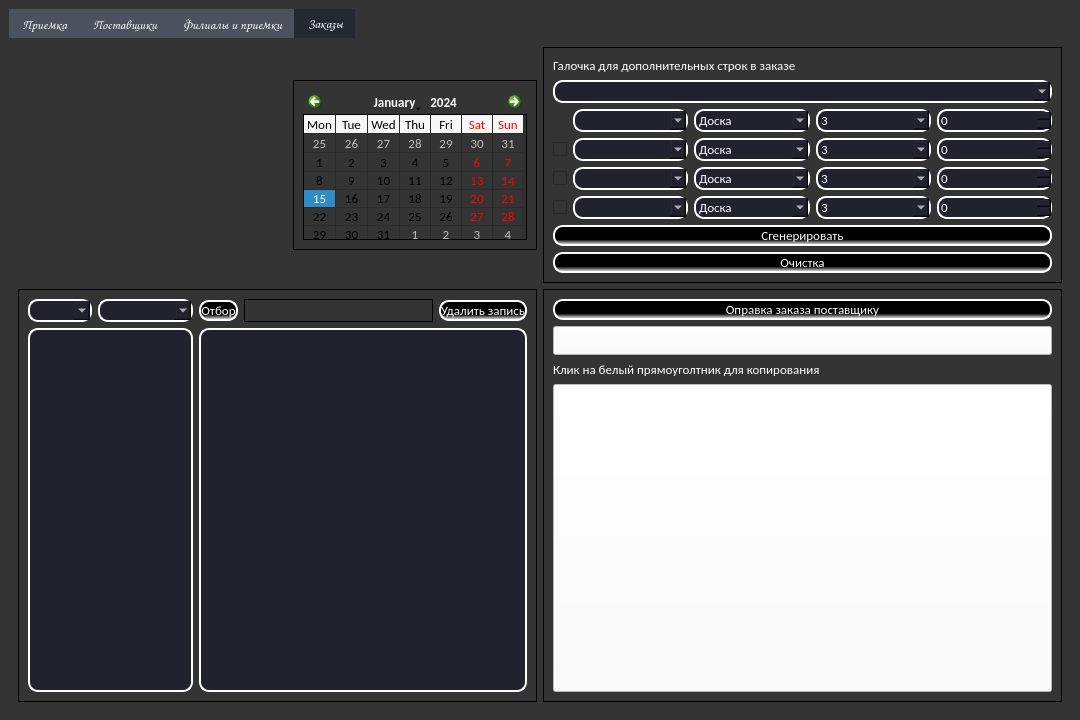
First picture: the form in Calc_wood.ui, repository IWBone/Forester-s-Assistant, before the edit.
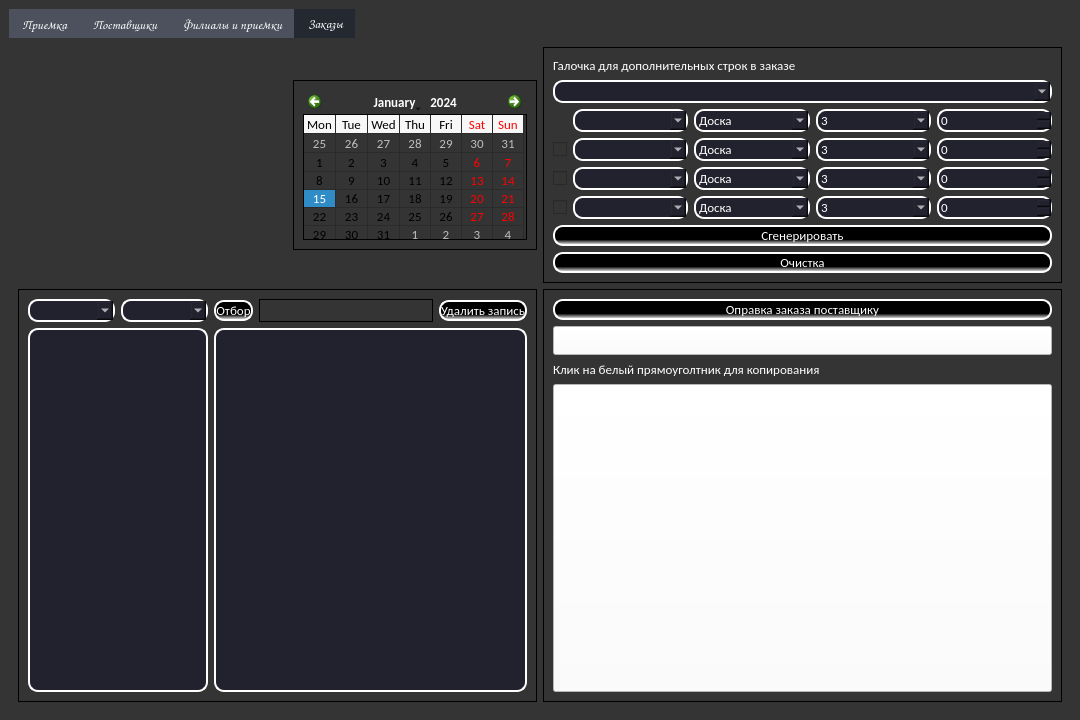
Second picture: the form after the edit. The open tabs and pages were chosen to show the change.

Diff of the .ui file:
```diff
--- a/Calc_wood.ui
+++ b/Calc_wood.ui
@@ -4231,7 +4231,7 @@
              <item row="0" column="0">
               <widget class="QComboBox" name="orders_archive_comboBox_1">
                <property name="sizePolicy">
-                <sizepolicy hsizetype="Fixed" vsizetype="Fixed">
+                <sizepolicy hsizetype="Minimum" vsizetype="Fixed">
                  <horstretch>0</horstretch>
                  <verstretch>0</verstretch>
                 </sizepolicy>
@@ -4318,7 +4318,7 @@
              <item row="0" column="1">
               <widget class="QComboBox" name="orders_archive_comboBox_2">
                <property name="sizePolicy">
-                <sizepolicy hsizetype="Minimum" vsizetype="Fixed">
+                <sizepolicy hsizetype="Preferred" vsizetype="Fixed">
                  <horstretch>0</horstretch>
                  <verstretch>0</verstretch>
                 </sizepolicy>
```
